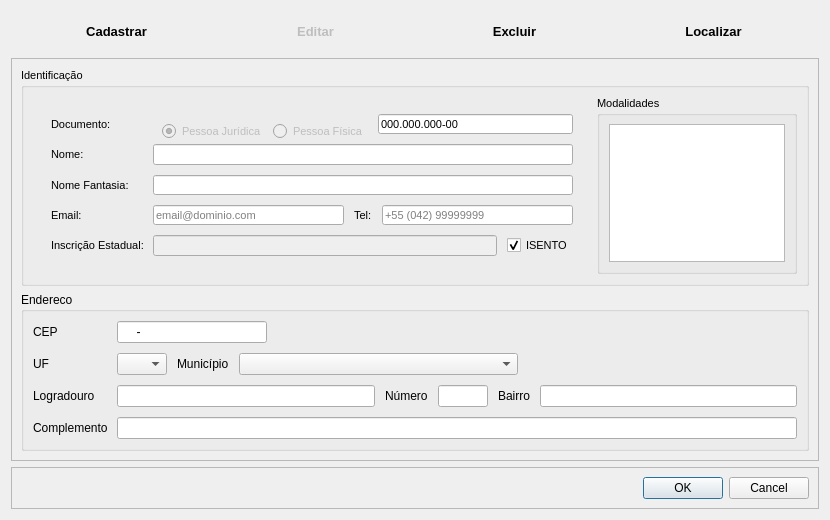
Qt form Resources/UI/CadastroPessoa.ui (Klubas/Projeto-SOAD) before a commit.
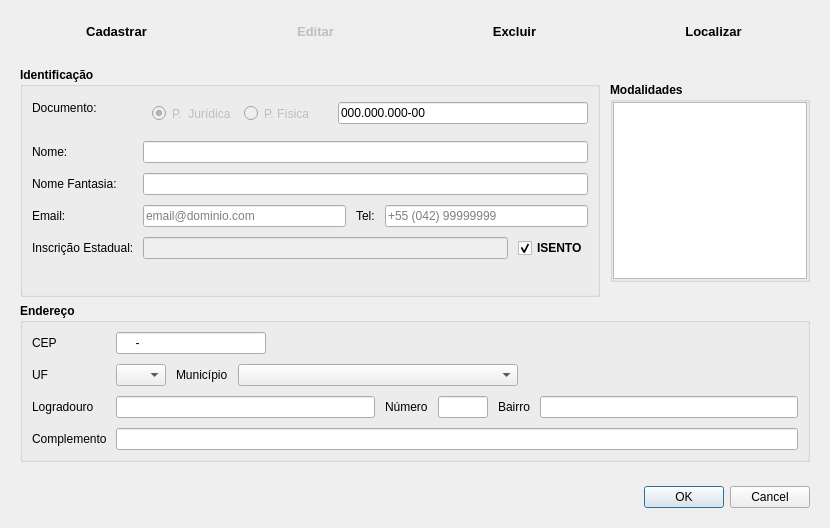
The same form after that commit.

Commit message: - Implementado método de identificação de campos obrigatórios - Criada tela de cadastro de usuário (não funcional) - Ajustes gerais de interface

```diff
--- a/Resources/UI/CadastroPessoa.ui
+++ b/Resources/UI/CadastroPessoa.ui
@@ -10,7 +10,7 @@
     <x>0</x>
     <y>0</y>
     <width>830</width>
-    <height>520</height>
+    <height>528</height>
    </rect>
   </property>
   <property name="sizePolicy">
@@ -164,272 +164,53 @@
      <item>
       <widget class="QFrame" name="frame_contents">
        <property name="frameShape">
-        <enum>QFrame::StyledPanel</enum>
+        <enum>QFrame::NoFrame</enum>
        </property>
        <property name="frameShadow">
-        <enum>QFrame::Raised</enum>
+        <enum>QFrame::Sunken</enum>
        </property>
        <layout class="QGridLayout" name="gridLayout_7">
-        <item row="2" column="0">
-         <widget class="QGroupBox" name="groupBox_endereco">
-          <property name="title">
-           <string>Endereco</string>
-          </property>
-          <layout class="QHBoxLayout" name="horizontalLayout_6">
-           <property name="spacing">
-            <number>6</number>
-           </property>
-           <item>
-            <layout class="QFormLayout" name="formLayout_enderco">
-             <property name="horizontalSpacing">
-              <number>9</number>
-             </property>
-             <property name="verticalSpacing">
-              <number>10</number>
-             </property>
-             <property name="leftMargin">
-              <number>0</number>
-             </property>
-             <item row="0" column="0">
-              <widget class="QLabel" name="label_cep">
-               <property name="text">
-                <string>CEP</string>
-               </property>
-              </widget>
-             </item>
              <item row="0" column="1">
-              <layout class="QHBoxLayout" name="horizontalLayout_11">
-               <item>
-                <widget class="QLineEdit" name="lineEdit_cep">
-                 <property name="maximumSize">
-                  <size>
-                   <width>150</width>
-                   <height>16777215</height>
-                  </size>
-                 </property>
-                 <property name="inputMask">
-                  <string>99999-999</string>
-                 </property>
-                 <property name="maxLength">
-                  <number>9</number>
-                 </property>
-                </widget>
-               </item>
-               <item>
-                <widget class="QLabel" name="label_endereco_id">
-                 <property name="text">
-                  <string/>
-                 </property>
-                 <property name="alignment">
-                  <set>Qt::AlignRight|Qt::AlignTrailing|Qt::AlignVCenter</set>
-                 </property>
-                </widget>
-               </item>
-              </layout>
-             </item>
-             <item row="1" column="0">
-              <widget class="QLabel" name="label_uf">
-               <property name="text">
-                <string>UF</string>
-               </property>
-              </widget>
-             </item>
-             <item row="1" column="1">
-              <layout class="QHBoxLayout" name="horizontalLayout_9">
+         <widget class="QFrame" name="frame">
+          <property name="frameShape">
+           <enum>QFrame::NoFrame</enum>
+          </property>
+          <property name="frameShadow">
+           <enum>QFrame::Plain</enum>
+          </property>
+          <layout class="QHBoxLayout" name="horizontalLayout_8">
                <property name="spacing">
                 <number>10</number>
                </property>
-               <item>
-                <widget class="QComboBox" name="comboBox_uf">
-                 <property name="maximumSize">
-                  <size>
-                   <width>50</width>
-                   <height>16777215</height>
-                  </size>
-                 </property>
-                 <property name="font">
-                  <font>
-                   <pointsize>8</pointsize>
-                  </font>
-                 </property>
-                </widget>
-               </item>
-               <item>
-                <widget class="QLabel" name="label_municipio">
-                 <property name="sizePolicy">
-                  <sizepolicy hsizetype="Fixed" vsizetype="Preferred">
-                   <horstretch>0</horstretch>
-                   <verstretch>0</verstretch>
-                  </sizepolicy>
-                 </property>
-                 <property name="text">
-                  <string>Município</string>
-                 </property>
-                </widget>
-               </item>
+           <property name="leftMargin">
+            <number>0</number>
+           </property>
+           <property name="topMargin">
+            <number>0</number>
+           </property>
+           <property name="rightMargin">
+            <number>0</number>
+           </property>
+           <property name="bottomMargin">
+            <number>0</number>
+           </property>
                <item>
-                <widget class="QComboBox" name="comboBox_municipio">
-                 <property name="sizePolicy">
-                  <sizepolicy hsizetype="Expanding" vsizetype="Minimum">
-                   <horstretch>0</horstretch>
-                   <verstretch>0</verstretch>
-                  </sizepolicy>
-                 </property>
-                 <property name="maximumSize">
-                  <size>
-                   <width>16777215</width>
-                   <height>16777215</height>
-                  </size>
-                 </property>
-                 <property name="frame">
-                  <bool>true</bool>
-                 </property>
-                </widget>
-               </item>
-               <item>
-                <spacer name="horizontalSpacer">
-                 <property name="orientation">
-                  <enum>Qt::Horizontal</enum>
-                 </property>
-                 <property name="sizeHint" stdset="0">
-                  <size>
-                   <width>40</width>
-                   <height>20</height>
-                  </size>
-                 </property>
-                </spacer>
-               </item>
-              </layout>
-             </item>
-             <item row="2" column="0">
-              <widget class="QLabel" name="label_logradouro">
-               <property name="text">
-                <string>Logradouro</string>
-               </property>
-              </widget>
-             </item>
-             <item row="2" column="1">
-              <layout class="QHBoxLayout" name="horizontalLayout_7">
-               <property name="spacing">
-                <number>10</number>
-               </property>
-               <item>
-                <widget class="QLineEdit" name="lineEdit_logradouro">
-                 <property name="maximumSize">
-                  <size>
-                   <width>16777215</width>
-                   <height>16777215</height>
-                  </size>
-                 </property>
-                 <property name="inputMask">
-                  <string/>
-                 </property>
-                 <property name="maxLength">
-                  <number>80</number>
-                 </property>
-                </widget>
-               </item>
-               <item>
-                <widget class="QLabel" name="label_numero">
-                 <property name="text">
-                  <string>Número</string>
-                 </property>
-                </widget>
-               </item>
-               <item>
-                <widget class="QLineEdit" name="lineEdit_numero">
-                 <property name="maximumSize">
-                  <size>
-                   <width>50</width>
-                   <height>16777215</height>
-                  </size>
-                 </property>
-                 <property name="inputMask">
-                  <string>00000</string>
-                 </property>
-                 <property name="maxLength">
-                  <number>5</number>
-                 </property>
-                </widget>
-               </item>
-               <item>
-                <widget class="QLabel" name="label_bairro">
-                 <property name="text">
-                  <string>Bairro</string>
-                 </property>
-                </widget>
-               </item>
-               <item>
-                <widget class="QLineEdit" name="lineEdit_bairro">
-                 <property name="inputMask">
-                  <string/>
-                 </property>
-                 <property name="maxLength">
-                  <number>80</number>
-                 </property>
-                </widget>
-               </item>
-              </layout>
-             </item>
-             <item row="3" column="0">
-              <widget class="QLabel" name="label_complemento">
-               <property name="text">
-                <string>Complemento</string>
-               </property>
-              </widget>
-             </item>
-             <item row="3" column="1">
-              <widget class="QLineEdit" name="lineEdit_complemento">
-               <property name="inputMask">
-                <string/>
-               </property>
-               <property name="text">
-                <string/>
-               </property>
-               <property name="maxLength">
-                <number>100</number>
-               </property>
-              </widget>
-             </item>
-            </layout>
-           </item>
-          </layout>
-         </widget>
-        </item>
-        <item row="1" column="0">
-         <widget class="QGroupBox" name="groupBox_identificacao_modalidade">
-          <property name="maximumSize">
-           <size>
-            <width>16777215</width>
-            <height>250</height>
-           </size>
-          </property>
-          <property name="font">
-           <font>
-            <pointsize>8</pointsize>
-           </font>
-          </property>
-          <property name="title">
-           <string>Identificação</string>
-          </property>
-          <layout class="QHBoxLayout" name="horizontalLayout_identificacao">
-           <item>
-            <widget class="QFrame" name="frame_identificacao">
-             <property name="maximumSize">
-              <size>
-               <width>16777215</width>
-               <height>200</height>
-              </size>
-             </property>
-             <layout class="QGridLayout" name="gridLayout_3">
-              <item row="0" column="0">
-               <widget class="QWidget" name="widget_identificacao" native="true">
+            <widget class="QGroupBox" name="groupBox_identificacao">
                 <property name="minimumSize">
                  <size>
                   <width>500</width>
                   <height>0</height>
                  </size>
                 </property>
+             <property name="font">
+              <font>
+               <weight>75</weight>
+               <bold>true</bold>
+              </font>
+             </property>
+             <property name="title">
+              <string>Identificação</string>
+             </property>
                 <layout class="QFormLayout" name="formLayout_identificacao">
                  <property name="sizeConstraint">
                   <enum>QLayout::SetDefaultConstraint</enum>
@@ -440,8 +221,127 @@
                  <property name="verticalSpacing">
                   <number>10</number>
                  </property>
+              <item row="0" column="0">
+               <widget class="QLabel" name="label_documento">
+                <property name="font">
+                 <font>
+                  <weight>50</weight>
+                  <bold>false</bold>
+                 </font>
+                </property>
+                <property name="text">
+                 <string>Documento:</string>
+                </property>
+               </widget>
+              </item>
+              <item row="0" column="1">
+               <layout class="QHBoxLayout" name="horizontalLayout_10">
+                <item>
+                 <widget class="QWidget" name="widget_tipo_pessoa" native="true">
+                  <property name="enabled">
+                   <bool>false</bool>
+                  </property>
+                  <property name="font">
+                   <font>
+                    <pointsize>9</pointsize>
+                    <weight>50</weight>
+                    <bold>false</bold>
+                   </font>
+                  </property>
+                  <layout class="QHBoxLayout" name="horizontalLayout_tipo_pessoa">
+                   <property name="sizeConstraint">
+                    <enum>QLayout::SetMinimumSize</enum>
+                   </property>
+                   <item>
+                    <widget class="QRadioButton" name="radioButton_pj">
+                     <property name="maximumSize">
+                      <size>
+                       <width>16777215</width>
+                       <height>17</height>
+                      </size>
+                     </property>
+                     <property name="font">
+                      <font>
+                       <pointsize>9</pointsize>
+                       <weight>50</weight>
+                       <bold>false</bold>
+                      </font>
+                     </property>
+                     <property name="text">
+                      <string>P.  Jurídica</string>
+                     </property>
+                     <property name="checked">
+                      <bool>true</bool>
+                     </property>
+                     <property name="autoRepeat">
+                      <bool>false</bool>
+                     </property>
+                    </widget>
+                   </item>
+                   <item>
+                    <widget class="QRadioButton" name="radioButton_pf">
+                     <property name="maximumSize">
+                      <size>
+                       <width>16777215</width>
+                       <height>17</height>
+                      </size>
+                     </property>
+                     <property name="font">
+                      <font>
+                       <pointsize>9</pointsize>
+                       <weight>50</weight>
+                       <bold>false</bold>
+                      </font>
+                     </property>
+                     <property name="text">
+                      <string>P. Física</string>
+                     </property>
+                     <property name="checked">
+                      <bool>false</bool>
+                     </property>
+                     <property name="autoRepeat">
+                      <bool>false</bool>
+                     </property>
+                    </widget>
+                   </item>
+                  </layout>
+                 </widget>
+                </item>
+                <item>
+                 <widget class="QLineEdit" name="lineEdit_documento">
+                  <property name="maximumSize">
+                   <size>
+                    <width>250</width>
+                    <height>16777215</height>
+                   </size>
+                  </property>
+                  <property name="font">
+                   <font>
+                    <weight>50</weight>
+                    <bold>false</bold>
+                   </font>
+                  </property>
+                  <property name="inputMask">
+                   <string>999.999.999-99</string>
+                  </property>
+                  <property name="text">
+                   <string>000.000.000-00</string>
+                  </property>
+                  <property name="maxLength">
+                   <number>14</number>
+                  </property>
+                 </widget>
+                </item>
+               </layout>
+              </item>
                  <item row="1" column="0">
                   <widget class="QLabel" name="label_nome">
+                <property name="font">
+                 <font>
+                  <weight>50</weight>
+                  <bold>false</bold>
+                 </font>
+                </property>
                    <property name="text">
                     <string>Nome:</string>
                    </property>
@@ -449,6 +349,12 @@
                  </item>
                  <item row="1" column="1">
                   <widget class="QLineEdit" name="lineEdit_nome">
+                <property name="font">
+                 <font>
+                  <weight>50</weight>
+                  <bold>false</bold>
+                 </font>
+                </property>
                    <property name="inputMask">
                     <string/>
                    </property>
@@ -465,6 +371,12 @@
                  </item>
                  <item row="2" column="0">
                   <widget class="QLabel" name="label_fantasia">
+                <property name="font">
+                 <font>
+                  <weight>50</weight>
+                  <bold>false</bold>
+                 </font>
+                </property>
                    <property name="text">
                     <string>Nome Fantasia:</string>
                    </property>
@@ -472,6 +384,12 @@
                  </item>
                  <item row="2" column="1">
                   <widget class="QLineEdit" name="lineEdit_fantasia">
+                <property name="font">
+                 <font>
+                  <weight>50</weight>
+                  <bold>false</bold>
+                 </font>
+                </property>
                    <property name="inputMask">
                     <string/>
                    </property>
@@ -482,6 +400,12 @@
                  </item>
                  <item row="3" column="0">
                   <widget class="QLabel" name="label">
+                <property name="font">
+                 <font>
+                  <weight>50</weight>
+                  <bold>false</bold>
+                 </font>
+                </property>
                    <property name="text">
                     <string>Email:</string>
                    </property>
@@ -499,6 +423,12 @@
                      </property>
                      <item>
                       <widget class="QLineEdit" name="lineEdit_email">
+                    <property name="font">
+                     <font>
+                      <weight>50</weight>
+                      <bold>false</bold>
+                     </font>
+                    </property>
                        <property name="inputMask">
                         <string/>
                        </property>
@@ -518,6 +448,12 @@
                      </item>
                      <item>
                       <widget class="QLabel" name="label_3">
+                    <property name="font">
+                     <font>
+                      <weight>50</weight>
+                      <bold>false</bold>
+                     </font>
+                    </property>
                        <property name="text">
                         <string>Tel:</string>
                        </property>
@@ -525,6 +461,12 @@
                      </item>
                      <item>
                       <widget class="QLineEdit" name="lineEdit_telefone">
+                    <property name="font">
+                     <font>
+                      <weight>50</weight>
+                      <bold>false</bold>
+                     </font>
+                    </property>
                        <property name="inputMask">
                         <string/>
                        </property>
@@ -545,6 +487,12 @@
                  </item>
                  <item row="4" column="0">
                   <widget class="QLabel" name="label_IE">
+                <property name="font">
+                 <font>
+                  <weight>50</weight>
+                  <bold>false</bold>
+                 </font>
+                </property>
                    <property name="text">
                     <string>Inscrição Estadual:</string>
                    </property>
@@ -560,6 +508,12 @@
                      <property name="enabled">
                       <bool>false</bool>
                      </property>
+                  <property name="font">
+                   <font>
+                    <weight>50</weight>
+                    <bold>false</bold>
+                   </font>
+                  </property>
                      <property name="maxLength">
                       <number>15</number>
                      </property>
@@ -573,6 +527,12 @@
                        <verstretch>0</verstretch>
                       </sizepolicy>
                      </property>
+                  <property name="font">
+                   <font>
+                    <weight>75</weight>
+                    <bold>true</bold>
+                   </font>
+                  </property>
                      <property name="text">
                       <string>ISENTO</string>
                      </property>
@@ -583,89 +543,6 @@
                    </item>
                   </layout>
                  </item>
-                 <item row="0" column="0">
-                  <widget class="QLabel" name="label_documento">
-                   <property name="text">
-                    <string>Documento:</string>
-                   </property>
-                  </widget>
-                 </item>
-                 <item row="0" column="1">
-                  <layout class="QHBoxLayout" name="horizontalLayout_10">
-                   <item>
-                    <widget class="QWidget" name="widget_tipo_pessoa" native="true">
-                     <property name="enabled">
-                      <bool>false</bool>
-                     </property>
-                     <layout class="QHBoxLayout" name="horizontalLayout_tipo_pessoa">
-                      <property name="sizeConstraint">
-                       <enum>QLayout::SetMinimumSize</enum>
-                      </property>
-                      <item>
-                       <widget class="QRadioButton" name="radioButton_pj">
-                        <property name="maximumSize">
-                         <size>
-                          <width>16777215</width>
-                          <height>17</height>
-                         </size>
-                        </property>
-                        <property name="text">
-                         <string>Pessoa Jurídica</string>
-                        </property>
-                        <property name="checked">
-                         <bool>true</bool>
-                        </property>
-                        <property name="autoRepeat">
-                         <bool>false</bool>
-                        </property>
-                       </widget>
-                      </item>
-                      <item>
-                       <widget class="QRadioButton" name="radioButton_pf">
-                        <property name="maximumSize">
-                         <size>
-                          <width>16777215</width>
-                          <height>17</height>
-                         </size>
-                        </property>
-                        <property name="text">
-                         <string>Pessoa Física</string>
-                        </property>
-                        <property name="checked">
-                         <bool>false</bool>
-                        </property>
-                        <property name="autoRepeat">
-                         <bool>false</bool>
-                        </property>
-                       </widget>
-                      </item>
-                     </layout>
-                    </widget>
-                   </item>
-                   <item>
-                    <widget class="QLineEdit" name="lineEdit_documento">
-                     <property name="maximumSize">
-                      <size>
-                       <width>250</width>
-                       <height>16777215</height>
-                      </size>
-                     </property>
-                     <property name="inputMask">
-                      <string>999.999.999-99</string>
-                     </property>
-                     <property name="text">
-                      <string>000.000.000-00</string>
-                     </property>
-                     <property name="maxLength">
-                      <number>14</number>
-                     </property>
-                    </widget>
-                   </item>
-                  </layout>
-                 </item>
-                </layout>
-               </widget>
-              </item>
              </layout>
             </widget>
            </item>
@@ -683,10 +560,28 @@
                <height>200</height>
               </size>
              </property>
+             <property name="font">
+              <font>
+               <weight>75</weight>
+               <bold>true</bold>
+              </font>
+             </property>
              <property name="title">
               <string>Modalidades</string>
              </property>
              <layout class="QGridLayout" name="gridLayout">
+              <property name="leftMargin">
+               <number>0</number>
+              </property>
+              <property name="topMargin">
+               <number>0</number>
+              </property>
+              <property name="rightMargin">
+               <number>0</number>
+              </property>
+              <property name="bottomMargin">
+               <number>0</number>
+              </property>
               <item row="0" column="0">
                <widget class="QListWidget" name="listWidget_modalidade">
                 <property name="maximumSize">
@@ -718,6 +613,320 @@
           </layout>
          </widget>
         </item>
+        <item row="2" column="1">
+         <widget class="QGroupBox" name="groupBox_endereco">
+          <property name="font">
+           <font>
+            <weight>75</weight>
+            <bold>true</bold>
+           </font>
+          </property>
+          <property name="title">
+           <string>Endereço</string>
+          </property>
+          <layout class="QFormLayout" name="formLayout_enderco">
+           <property name="horizontalSpacing">
+            <number>9</number>
+           </property>
+           <property name="verticalSpacing">
+            <number>10</number>
+           </property>
+           <property name="leftMargin">
+            <number>9</number>
+           </property>
+           <property name="topMargin">
+            <number>9</number>
+           </property>
+           <property name="rightMargin">
+            <number>9</number>
+           </property>
+           <property name="bottomMargin">
+            <number>9</number>
+           </property>
+           <item row="0" column="0">
+            <widget class="QLabel" name="label_cep">
+             <property name="font">
+              <font>
+               <weight>50</weight>
+               <bold>false</bold>
+              </font>
+             </property>
+             <property name="text">
+              <string>CEP</string>
+             </property>
+            </widget>
+           </item>
+           <item row="0" column="1">
+            <layout class="QHBoxLayout" name="horizontalLayout_11">
+             <item>
+              <widget class="QLineEdit" name="lineEdit_cep">
+               <property name="maximumSize">
+                <size>
+                 <width>150</width>
+                 <height>16777215</height>
+                </size>
+               </property>
+               <property name="font">
+                <font>
+                 <weight>50</weight>
+                 <bold>false</bold>
+                </font>
+               </property>
+               <property name="inputMask">
+                <string>99999-999</string>
+               </property>
+               <property name="maxLength">
+                <number>9</number>
+               </property>
+              </widget>
+             </item>
+             <item>
+              <widget class="QLabel" name="label_endereco_id">
+               <property name="text">
+                <string/>
+               </property>
+               <property name="alignment">
+                <set>Qt::AlignRight|Qt::AlignTrailing|Qt::AlignVCenter</set>
+               </property>
+              </widget>
+             </item>
+            </layout>
+           </item>
+           <item row="1" column="0">
+            <widget class="QLabel" name="label_uf">
+             <property name="font">
+              <font>
+               <weight>50</weight>
+               <bold>false</bold>
+              </font>
+             </property>
+             <property name="text">
+              <string>UF</string>
+             </property>
+            </widget>
+           </item>
+           <item row="1" column="1">
+            <layout class="QHBoxLayout" name="horizontalLayout_9">
+             <property name="spacing">
+              <number>10</number>
+             </property>
+             <item>
+              <widget class="QComboBox" name="comboBox_uf">
+               <property name="maximumSize">
+                <size>
+                 <width>50</width>
+                 <height>16777215</height>
+                </size>
+               </property>
+               <property name="font">
+                <font>
+                 <pointsize>8</pointsize>
+                 <weight>50</weight>
+                 <bold>false</bold>
+                </font>
+               </property>
+              </widget>
+             </item>
+             <item>
+              <widget class="QLabel" name="label_municipio">
+               <property name="sizePolicy">
+                <sizepolicy hsizetype="Fixed" vsizetype="Preferred">
+                 <horstretch>0</horstretch>
+                 <verstretch>0</verstretch>
+                </sizepolicy>
+               </property>
+               <property name="font">
+                <font>
+                 <weight>50</weight>
+                 <bold>false</bold>
+                </font>
+               </property>
+               <property name="text">
+                <string>Município</string>
+               </property>
+              </widget>
+             </item>
+             <item>
+              <widget class="QComboBox" name="comboBox_municipio">
+               <property name="sizePolicy">
+                <sizepolicy hsizetype="Expanding" vsizetype="Minimum">
+                 <horstretch>0</horstretch>
+                 <verstretch>0</verstretch>
+                </sizepolicy>
+               </property>
+               <property name="maximumSize">
+                <size>
+                 <width>16777215</width>
+                 <height>16777215</height>
+                </size>
+               </property>
+               <property name="font">
+                <font>
+                 <weight>50</weight>
+                 <bold>false</bold>
+                </font>
+               </property>
+               <property name="frame">
+                <bool>true</bool>
+               </property>
+              </widget>
+             </item>
+             <item>
+              <spacer name="horizontalSpacer">
+               <property name="orientation">
+                <enum>Qt::Horizontal</enum>
+               </property>
+               <property name="sizeHint" stdset="0">
+                <size>
+                 <width>40</width>
+                 <height>20</height>
+                </size>
+               </property>
+              </spacer>
+             </item>
+            </layout>
+           </item>
+           <item row="2" column="0">
+            <widget class="QLabel" name="label_logradouro">
+             <property name="font">
+              <font>
+               <weight>50</weight>
+               <bold>false</bold>
+              </font>
+             </property>
+             <property name="text">
+              <string>Logradouro</string>
+             </property>
+            </widget>
+           </item>
+           <item row="2" column="1">
+            <layout class="QHBoxLayout" name="horizontalLayout_7">
+             <property name="spacing">
+              <number>10</number>
+             </property>
+             <item>
+              <widget class="QLineEdit" name="lineEdit_logradouro">
+               <property name="maximumSize">
+                <size>
+                 <width>16777215</width>
+                 <height>16777215</height>
+                </size>
+               </property>
+               <property name="font">
+                <font>
+                 <weight>50</weight>
+                 <bold>false</bold>
+                </font>
+               </property>
+               <property name="inputMask">
+                <string/>
+               </property>
+               <property name="maxLength">
+                <number>80</number>
+               </property>
+              </widget>
+             </item>
+             <item>
+              <widget class="QLabel" name="label_numero">
+               <property name="font">
+                <font>
+                 <weight>50</weight>
+                 <bold>false</bold>
+                </font>
+               </property>
+               <property name="text">
+                <string>Número</string>
+               </property>
+              </widget>
+             </item>
+             <item>
+              <widget class="QLineEdit" name="lineEdit_numero">
+               <property name="maximumSize">
+                <size>
+                 <width>50</width>
+                 <height>16777215</height>
+                </size>
+               </property>
+               <property name="font">
+                <font>
+                 <weight>50</weight>
+                 <bold>false</bold>
+                </font>
+               </property>
+               <property name="inputMask">
+                <string>00000</string>
+               </property>
+               <property name="maxLength">
+                <number>5</number>
+               </property>
+              </widget>
+             </item>
+             <item>
+              <widget class="QLabel" name="label_bairro">
+               <property name="font">
+                <font>
+                 <weight>50</weight>
+                 <bold>false</bold>
+                </font>
+               </property>
+               <property name="text">
+                <string>Bairro</string>
+               </property>
+              </widget>
+             </item>
+             <item>
+              <widget class="QLineEdit" name="lineEdit_bairro">
+               <property name="font">
+                <font>
+                 <weight>50</weight>
+                 <bold>false</bold>
+                </font>
+               </property>
+               <property name="inputMask">
+                <string/>
+               </property>
+               <property name="maxLength">
+                <number>80</number>
+               </property>
+              </widget>
+             </item>
+            </layout>
+           </item>
+           <item row="3" column="0">
+            <widget class="QLabel" name="label_complemento">
+             <property name="font">
+              <font>
+               <weight>50</weight>
+               <bold>false</bold>
+              </font>
+             </property>
+             <property name="text">
+              <string>Complemento</string>
+             </property>
+            </widget>
+           </item>
+           <item row="3" column="1">
+            <widget class="QLineEdit" name="lineEdit_complemento">
+             <property name="font">
+              <font>
+               <weight>50</weight>
+               <bold>false</bold>
+              </font>
+             </property>
+             <property name="inputMask">
+              <string/>
+             </property>
+             <property name="text">
+              <string/>
+             </property>
+             <property name="maxLength">
+              <number>100</number>
+             </property>
+            </widget>
+           </item>
+          </layout>
+         </widget>
+        </item>
        </layout>
       </widget>
      </item>
@@ -730,10 +939,10 @@
         </size>
        </property>
        <property name="frameShape">
-        <enum>QFrame::StyledPanel</enum>
+        <enum>QFrame::NoFrame</enum>
        </property>
        <property name="frameShadow">
-        <enum>QFrame::Raised</enum>
+        <enum>QFrame::Sunken</enum>
        </property>
        <layout class="QHBoxLayout" name="horizontalLayout">
         <item>
```
Lines whose indentation alone changed are shown as unchanged. The commit also changes 34 other files.
